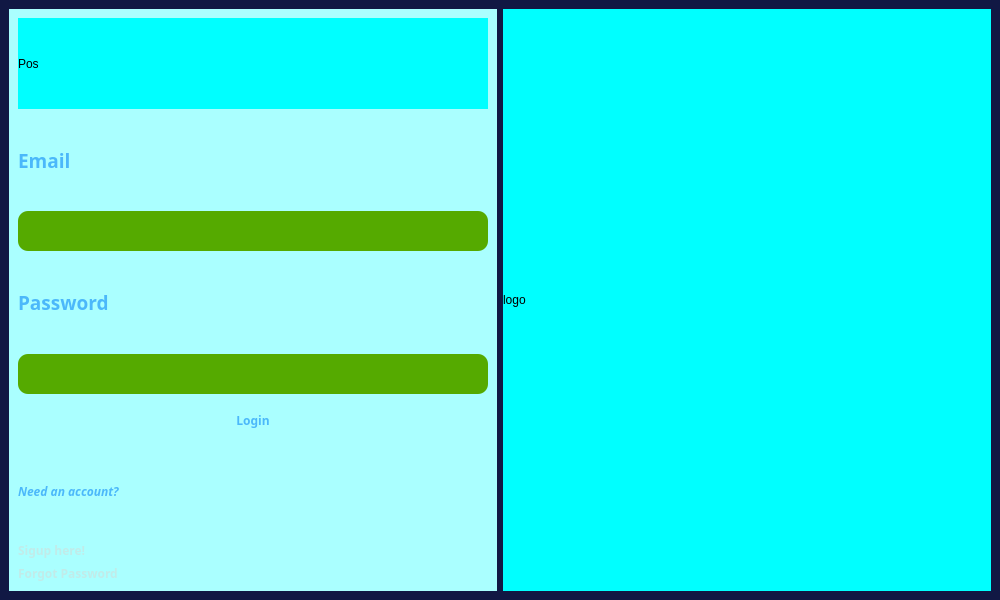
KietIT-bip-bip/PTA39-SPCK, file ui/login.ui: the form before one commit.
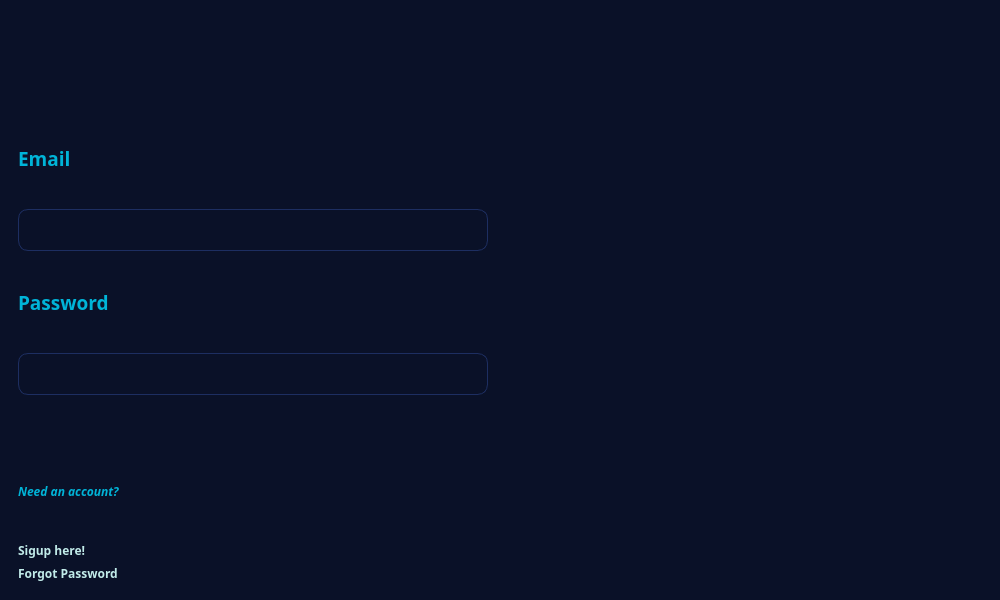
The form after the commit. Icons and pictures are not drawn.

The edit to the form file:
```diff
--- a/ui/login.ui
+++ b/ui/login.ui
@@ -26,19 +26,28 @@
    <string>MainWindow</string>
   </property>
   <property name="styleSheet">
-   <string notr="true">#centralwidget {
-	background: #111844;
+   <string notr="true">/* Nền xanh dương cực đậm cho toàn app */
+#centralwidget {
+	background: #0A1128;
 }
 
+/* Định hình lại ô nhập liệu gọn gàng, chữ trắng */
 #email, #password {
-	background: #4BB8FA;
-	border: none;
-	outline: none;
+	background: #131F42;
+	border: 1px solid #1D2E61;
 	border-radius: 10px;
 	min-height: 40px;
+	padding-left: 10px;
+	color: #FFFFFF;
 }
+#email:focus, #password:focus {
+	border: 1.5px solid #00B4D8; /* Lên viền xanh sáng giống màu logo khi click vào */
+}
+
+/* Nút Login nổi bật màu xanh Cyan của logo */
 #login {
-	color:  #4BB8FA;
+	background: #00B4D8;
+	color:  #0A1128;
 	border: none;
 	outline: none;
 	border-radius: 10px;
@@ -48,6 +57,8 @@
 	color: #111844;
 	background: #4BB8FA;
 }
+
+/* Mấy cái nút chuyển hướng phụ */
 #forgot_password, #nav_signup {
 	color: #C1EBE9;
 	background: transparent;
@@ -55,11 +66,13 @@
 	outline: none;	
 	text-align: left; 
 }
-#label_2,#label_3 {
-	color: #4BB8FA;
+#forgot_password:hover, #nav_signup:hover {
+	color: #00B4D8; /* Đổi màu nhẹ khi rê chuột vào */
 }
-#label_4 {
-	color: #4BB8FA;
+
+/* Màu chữ cho các Label tiêu đề */
+#label_2, #label_3, #label_4 {
+	color: #00B4D8;
 }</string>
   </property>
   <widget class="QWidget" name="centralwidget">
@@ -67,7 +80,7 @@
     <item>
      <widget class="QWidget" name="widget_2" native="true">
       <property name="styleSheet">
-       <string notr="true">background-color: rgb(170, 255, 255);</string>
+       <string notr="true">background: transparent;</string>
       </property>
       <layout class="QVBoxLayout" name="verticalLayout_2">
        <item>
@@ -79,10 +92,16 @@
           </size>
          </property>
          <property name="styleSheet">
-          <string notr="true">background-color: rgb(0, 255, 255);</string>
+          <string notr="true">background: transparent;</string>
          </property>
          <property name="text">
-          <string>Pos</string>
+          <string/>
+         </property>
+         <property name="pixmap">
+          <pixmap>../../../Downloads/Pos_logo-removebg-preview.png</pixmap>
+         </property>
+         <property name="scaledContents">
+          <bool>true</bool>
          </property>
         </widget>
        </item>
@@ -104,7 +123,7 @@
        <item>
         <widget class="QLineEdit" name="email">
          <property name="styleSheet">
-          <string notr="true">background-color: rgb(85, 170, 0);</string>
+          <string notr="true"/>
          </property>
         </widget>
        </item>
@@ -126,7 +145,7 @@
        <item>
         <widget class="QLineEdit" name="password">
          <property name="styleSheet">
-          <string notr="true">background-color: rgb(85, 170, 0);</string>
+          <string notr="true"/>
          </property>
          <property name="echoMode">
           <enum>QLineEdit::Password</enum>
@@ -203,10 +222,16 @@
        </size>
       </property>
       <property name="styleSheet">
-       <string notr="true">background-color: rgb(0, 255, 255);</string>
+       <string notr="true">background: transparent;</string>
       </property>
       <property name="text">
-       <string>logo</string>
+       <string/>
+      </property>
+      <property name="pixmap">
+       <pixmap>../../../Downloads/logo-removebg-preview.png</pixmap>
+      </property>
+      <property name="scaledContents">
+       <bool>true</bool>
       </property>
      </widget>
     </item>
```
Left out of the diff: 3 changed lines with no effect on the pictures.
